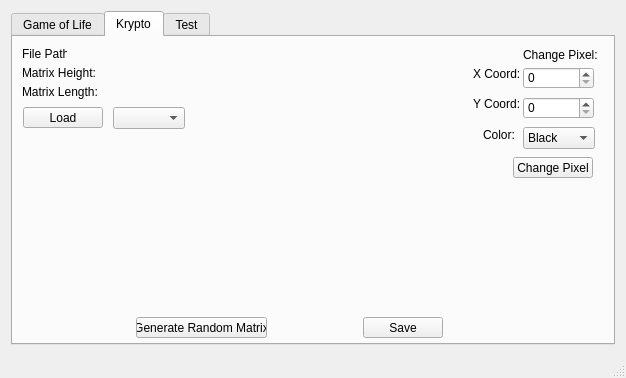
First picture: the form in Qt_PP_1819_GUI/mainwindow.ui, repository 0xanselm-priv/prg2-pr_milestone1, before the edit.
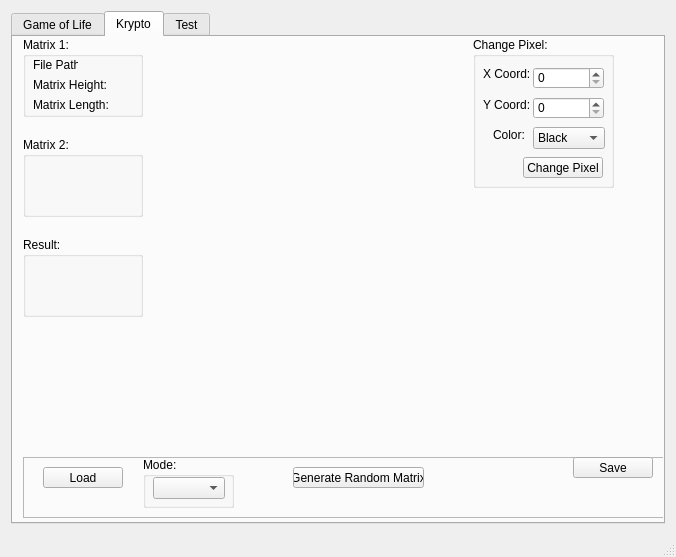
Second picture: the form after the edit.

What changed in the file:
```diff
--- a/Qt_PP_1819_GUI/mainwindow.ui
+++ b/Qt_PP_1819_GUI/mainwindow.ui
@@ -6,8 +6,8 @@
    <rect>
     <x>0</x>
     <y>0</y>
-    <width>626</width>
-    <height>378</height>
+    <width>676</width>
+    <height>557</height>
    </rect>
   </property>
   <property name="windowTitle">
@@ -48,50 +48,11 @@
        <attribute name="title">
         <string>Krypto</string>
        </attribute>
-       <widget class="QLabel" name="label_2">
-        <property name="geometry">
-         <rect>
-          <x>9</x>
-          <y>9</y>
-          <width>45</width>
-          <height>16</height>
-         </rect>
-        </property>
-        <property name="text">
-         <string>File Path:</string>
-        </property>
-       </widget>
-       <widget class="QComboBox" name="comboBox">
-        <property name="enabled">
-         <bool>true</bool>
-        </property>
-        <property name="geometry">
-         <rect>
-          <x>100</x>
-          <y>70</y>
-          <width>72</width>
-          <height>22</height>
-         </rect>
-        </property>
-       </widget>
-       <widget class="QPushButton" name="pushButton_crypto">
-        <property name="geometry">
-         <rect>
-          <x>10</x>
-          <y>70</y>
-          <width>80</width>
-          <height>21</height>
-         </rect>
-        </property>
-        <property name="text">
-         <string>Load</string>
-        </property>
-       </widget>
        <widget class="QPushButton" name="save_button">
         <property name="geometry">
          <rect>
-          <x>350</x>
-          <y>280</y>
+          <x>560</x>
+          <y>420</y>
           <width>80</width>
           <height>21</height>
          </rect>
@@ -100,180 +61,280 @@
          <string>Save</string>
         </property>
        </widget>
-       <widget class="QPushButton" name="rand_mat_button">
+       <widget class="QGroupBox" name="mat1_groupBox">
         <property name="geometry">
          <rect>
-          <x>123</x>
-          <y>280</y>
-          <width>131</width>
-          <height>21</height>
+          <x>10</x>
+          <y>0</y>
+          <width>120</width>
+          <height>80</height>
          </rect>
         </property>
-        <property name="text">
-         <string>Generate Random Matrix</string>
+        <property name="title">
+         <string>Matrix 1:</string>
         </property>
+        <widget class="QLabel" name="label_2">
+         <property name="geometry">
+          <rect>
+           <x>10</x>
+           <y>20</y>
+           <width>45</width>
+           <height>16</height>
+          </rect>
+         </property>
+         <property name="text">
+          <string>File Path:</string>
+         </property>
+        </widget>
+        <widget class="QLabel" name="matrix_height">
+         <property name="geometry">
+          <rect>
+           <x>10</x>
+           <y>40</y>
+           <width>101</width>
+           <height>16</height>
+          </rect>
+         </property>
+         <property name="text">
+          <string>Matrix Height:</string>
+         </property>
+        </widget>
+        <widget class="QLabel" name="matrix_length">
+         <property name="geometry">
+          <rect>
+           <x>10</x>
+           <y>60</y>
+           <width>101</width>
+           <height>16</height>
+          </rect>
+         </property>
+         <property name="text">
+          <string>Matrix Length:</string>
+         </property>
+        </widget>
        </widget>
-       <widget class="QLabel" name="matrix_length">
+       <widget class="QGroupBox" name="groupBox_2">
         <property name="geometry">
          <rect>
-          <x>9</x>
-          <y>47</y>
-          <width>101</width>
-          <height>16</height>
+          <x>10</x>
+          <y>100</y>
+          <width>120</width>
+          <height>80</height>
          </rect>
         </property>
-        <property name="text">
-         <string>Matrix Length:</string>
+        <property name="title">
+         <string>Matrix 2:</string>
         </property>
        </widget>
-       <widget class="QPushButton" name="change_pixel_button">
+       <widget class="QGroupBox" name="groupBox_3">
         <property name="geometry">
          <rect>
-          <x>500</x>
-          <y>120</y>
-          <width>80</width>
-          <height>21</height>
+          <x>460</x>
+          <y>0</y>
+          <width>141</width>
+          <height>151</height>
          </rect>
         </property>
-        <property name="text">
-         <string>Change Pixel</string>
-        </property>
-       </widget>
-       <widget class="QLabel" name="matrix_label">
-        <property name="enabled">
-         <bool>true</bool>
-        </property>
-        <property name="geometry">
-         <rect>
-          <x>20</x>
-          <y>160</y>
-          <width>47</width>
-          <height>16</height>
-         </rect>
-        </property>
-        <property name="minimumSize">
-         <size>
-          <width>0</width>
-          <height>13</height>
-         </size>
-        </property>
-        <property name="text">
-         <string/>
-        </property>
-       </widget>
-       <widget class="QLabel" name="matrix_height">
-        <property name="geometry">
-         <rect>
-          <x>9</x>
-          <y>28</y>
-          <width>101</width>
-          <height>16</height>
-         </rect>
-        </property>
-        <property name="text">
-         <string>Matrix Height:</string>
-        </property>
-       </widget>
-       <widget class="QLabel" name="label">
-        <property name="geometry">
-         <rect>
-          <x>510</x>
-          <y>10</y>
-          <width>91</width>
-          <height>16</height>
-         </rect>
-        </property>
-        <property name="text">
+        <property name="title">
          <string>Change Pixel:</string>
         </property>
+        <widget class="QLabel" name="label_4">
+         <property name="geometry">
+          <rect>
+           <x>10</x>
+           <y>30</y>
+           <width>47</width>
+           <height>13</height>
+          </rect>
+         </property>
+         <property name="text">
+          <string>X Coord:</string>
+         </property>
+        </widget>
+        <widget class="QSpinBox" name="x_spinBox">
+         <property name="geometry">
+          <rect>
+           <x>60</x>
+           <y>30</y>
+           <width>71</width>
+           <height>22</height>
+          </rect>
+         </property>
+        </widget>
+        <widget class="QPushButton" name="change_pixel_button">
+         <property name="geometry">
+          <rect>
+           <x>50</x>
+           <y>120</y>
+           <width>80</width>
+           <height>21</height>
+          </rect>
+         </property>
+         <property name="text">
+          <string>Change Pixel</string>
+         </property>
+        </widget>
+        <widget class="QLabel" name="label_6">
+         <property name="geometry">
+          <rect>
+           <x>20</x>
+           <y>90</y>
+           <width>31</width>
+           <height>16</height>
+          </rect>
+         </property>
+         <property name="text">
+          <string>Color:</string>
+         </property>
+        </widget>
+        <widget class="QSpinBox" name="y_spinBox">
+         <property name="geometry">
+          <rect>
+           <x>60</x>
+           <y>60</y>
+           <width>71</width>
+           <height>22</height>
+          </rect>
+         </property>
+        </widget>
+        <widget class="QLabel" name="label_5">
+         <property name="geometry">
+          <rect>
+           <x>10</x>
+           <y>60</y>
+           <width>47</width>
+           <height>16</height>
+          </rect>
+         </property>
+         <property name="text">
+          <string>Y Coord:</string>
+         </property>
+        </widget>
+        <widget class="QComboBox" name="color_comboBox">
+         <property name="geometry">
+          <rect>
+           <x>60</x>
+           <y>90</y>
+           <width>72</width>
+           <height>22</height>
+          </rect>
+         </property>
+         <item>
+          <property name="text">
+           <string>Black</string>
+          </property>
+         </item>
+         <item>
+          <property name="text">
+           <string>White</string>
+          </property>
+         </item>
+        </widget>
        </widget>
-       <widget class="QLabel" name="label_4">
+       <widget class="QGroupBox" name="result_groupBox">
         <property name="geometry">
          <rect>
-          <x>460</x>
-          <y>30</y>
-          <width>47</width>
-          <height>13</height>
+          <x>10</x>
+          <y>200</y>
+          <width>120</width>
+          <height>80</height>
          </rect>
         </property>
-        <property name="text">
-         <string>X Coord:</string>
+        <property name="title">
+         <string>Result:</string>
         </property>
+        <widget class="QLabel" name="matrix_label">
+         <property name="enabled">
+          <bool>true</bool>
+         </property>
+         <property name="geometry">
+          <rect>
+           <x>10</x>
+           <y>30</y>
+           <width>101</width>
+           <height>41</height>
+          </rect>
+         </property>
+         <property name="minimumSize">
+          <size>
+           <width>0</width>
+           <height>13</height>
+          </size>
+         </property>
+         <property name="text">
+          <string/>
+         </property>
+        </widget>
        </widget>
-       <widget class="QLabel" name="label_5">
+       <widget class="QFrame" name="frame">
         <property name="geometry">
          <rect>
-          <x>460</x>
-          <y>60</y>
-          <width>47</width>
-          <height>13</height>
+          <x>10</x>
+          <y>420</y>
+          <width>641</width>
+          <height>61</height>
          </rect>
         </property>
-        <property name="text">
-         <string>Y Coord:</string>
+        <property name="frameShape">
+         <enum>QFrame::StyledPanel</enum>
         </property>
-       </widget>
-       <widget class="QSpinBox" name="x_spinBox">
-        <property name="geometry">
-         <rect>
-          <x>510</x>
-          <y>30</y>
-          <width>71</width>
-          <height>22</height>
-         </rect>
+        <property name="frameShadow">
+         <enum>QFrame::Raised</enum>
         </property>
-       </widget>
-       <widget class="QSpinBox" name="y_spinBox">
-        <property name="geometry">
-         <rect>
-          <x>510</x>
-          <y>60</y>
-          <width>71</width>
-          <height>22</height>
-         </rect>
-        </property>
-       </widget>
-       <widget class="QComboBox" name="color_comboBox">
-        <property name="geometry">
-         <rect>
-          <x>510</x>
-          <y>90</y>
-          <width>72</width>
-          <height>22</height>
-         </rect>
-        </property>
-        <item>
+        <widget class="QGroupBox" name="groupBox">
+         <property name="geometry">
+          <rect>
+           <x>120</x>
+           <y>0</y>
+           <width>91</width>
+           <height>51</height>
+          </rect>
+         </property>
+         <property name="title">
+          <string>Mode:</string>
+         </property>
+         <widget class="QComboBox" name="comboBox">
+          <property name="enabled">
+           <bool>true</bool>
+          </property>
+          <property name="geometry">
+           <rect>
+            <x>10</x>
+            <y>20</y>
+            <width>72</width>
+            <height>22</height>
+           </rect>
+          </property>
+         </widget>
+        </widget>
+        <widget class="QPushButton" name="pushButton_crypto">
+         <property name="geometry">
+          <rect>
+           <x>20</x>
+           <y>10</y>
+           <width>80</width>
+           <height>21</height>
+          </rect>
+         </property>
          <property name="text">
-          <string>Black</string>
+          <string>Load</string>
          </property>
-        </item>
-        <item>
+        </widget>
+        <widget class="QPushButton" name="rand_mat_button">
+         <property name="geometry">
+          <rect>
+           <x>270</x>
+           <y>10</y>
+           <width>131</width>
+           <height>21</height>
+          </rect>
+         </property>
          <property name="text">
-          <string>White</string>
+          <string>Generate Random Matrix</string>
          </property>
-        </item>
+        </widget>
        </widget>
-       <widget class="QLabel" name="label_6">
-        <property name="geometry">
-         <rect>
-          <x>470</x>
-          <y>90</y>
-          <width>31</width>
-          <height>16</height>
-         </rect>
-        </property>
-        <property name="text">
-         <string>Color:</string>
-        </property>
-       </widget>
-       <zorder>label_2</zorder>
-       <zorder>comboBox</zorder>
-       <zorder>pushButton_crypto</zorder>
-       <zorder>matrix_length</zorder>
-       <zorder>matrix_label</zorder>
-       <zorder>matrix_height</zorder>
-       <zorder>rand_mat_button</zorder>
-       <zorder>change_pixel_button</zorder>
+       <zorder>frame</zorder>
        <zorder>save_button</zorder>
        <zorder>label</zorder>
        <zorder>label_4</zorder>
```
Left out of the diff: 11 changed lines with no effect on the pictures.
